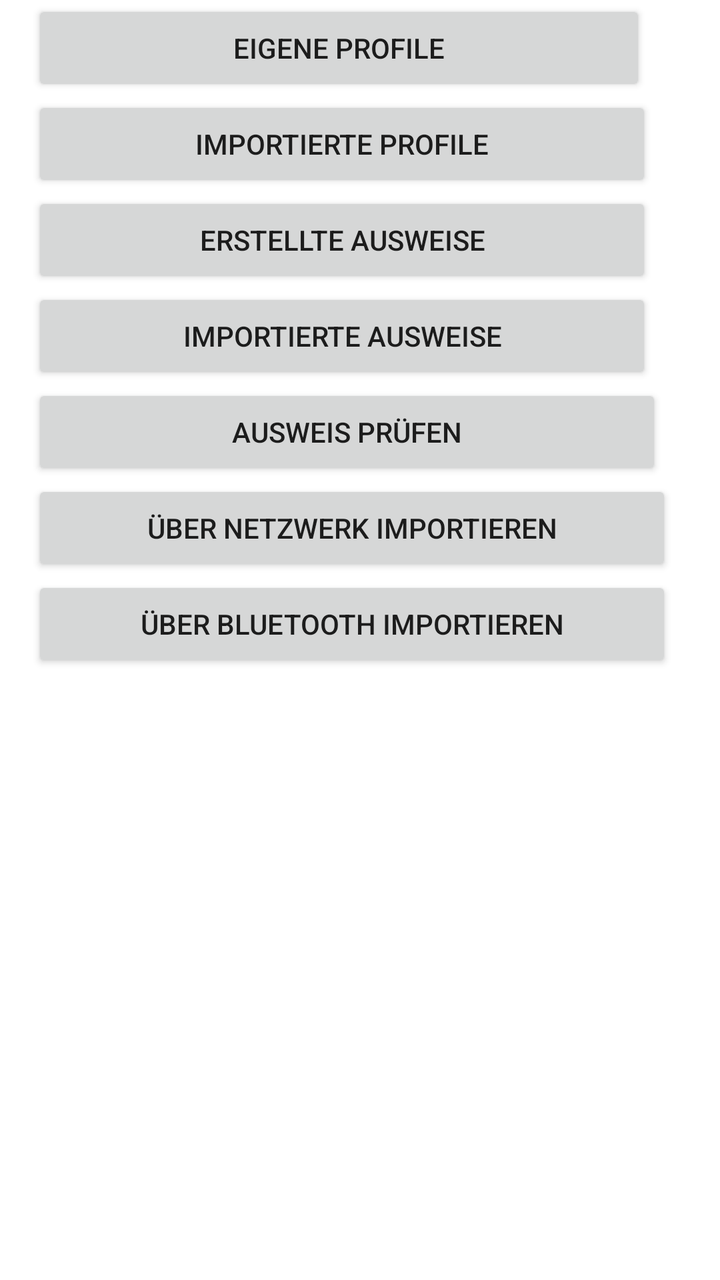
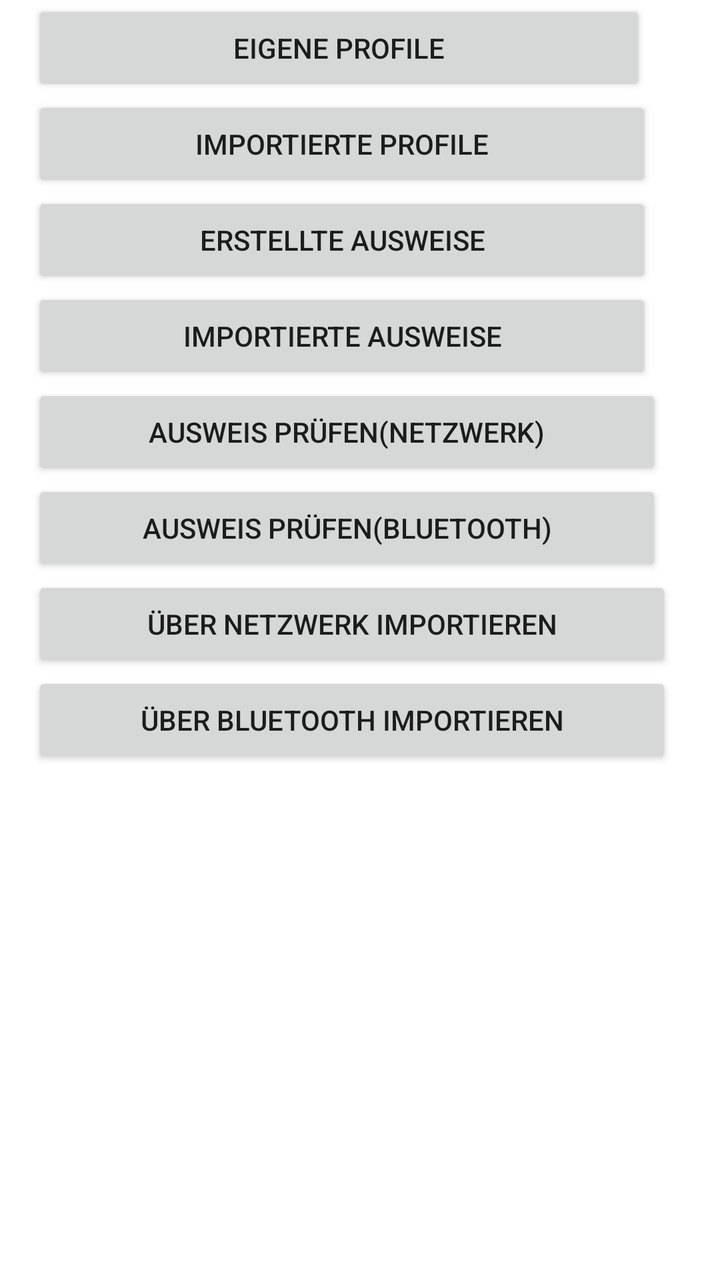

Compare the two renders of this Android layout. The source of the first and the diff that turns it into the second are given below.
<!-- AndroidManifest.xml: application theme Theme.PommesfanIdentAndroid -->
<!-- res/layout/activity_main_menu.xml -->
<?xml version="1.0" encoding="utf-8"?>
<LinearLayout
        xmlns:android="http://schemas.android.com/apk/res/android"
        xmlns:tools="http://schemas.android.com/tools"
        android:id="@+id/main"
        android:layout_width="wrap_content"
        android:layout_height="wrap_content"
        android:paddingLeft="16dp"
        android:paddingRight="16dp"
        android:orientation="vertical"
        tools:context=".MainMenu">
    <Button
            android:id="@+id/ownProfiles"
            android:layout_width="307dp"
            android:layout_height="wrap_content"
            android:text="@string/eigene_profile"/>
    <Button
            android:id="@+id/importedProfiles"
            android:layout_width="310dp"
            android:layout_height="wrap_content"
            android:text="@string/importierte_profile"/>
    <Button
            android:id="@+id/createdIDs"
            android:layout_width="310dp"
            android:layout_height="wrap_content"
            android:text="@string/erstellte_ausweise"/>
    <Button
            android:id="@+id/importedPersonalIDs"
            android:layout_width="310dp"
            android:layout_height="wrap_content"
            android:text="@string/importierte_ausweise"/>
    <Button
            android:id="@+id/checkPersonalID"
            android:layout_width="315dp"
            android:layout_height="wrap_content"
            android:text="@string/ausweis_pr_fen"/>
    <Button
            android:id="@+id/importFromNetwork"
            android:text="@string/ueber_netzwerk_importieren"
            android:layout_width="320dp"
            android:layout_height="wrap_content"/>
    <Button
            android:id="@+id/importFromBluetooth"
            android:text="@string/ber_bluetooth_importieren"
            android:layout_width="320dp"
            android:layout_height="wrap_content"/>

</LinearLayout>
<!-- resources referenced by this layout -->
<resources>
  <string name="ausweis_pr_fen">Ausweis prüfen</string>
  <string name="ber_bluetooth_importieren">Über Bluetooth importieren</string>
  <string name="eigene_profile">Eigene Profile</string>
  <string name="erstellte_ausweise">Erstellte Ausweise</string>
  <string name="importierte_ausweise">Importierte Ausweise</string>
  <string name="importierte_profile">Importierte Profile</string>
  <string name="ueber_netzwerk_importieren">Über Netzwerk importieren</string>
  <style name="Theme.PommesfanIdentAndroid" parent="Theme.MaterialComponents.DayNight.NoActionBar">
          
          <item name="colorPrimary">@color/purple_500</item>
          <item name="colorPrimaryVariant">@color/purple_700</item>
          <item name="colorOnPrimary">@color/white</item>
          
          <item name="colorSecondary">@color/teal_200</item>
          <item name="colorSecondaryVariant">@color/teal_700</item>
          <item name="colorOnSecondary">@color/black</item>
          
          <item name="android:statusBarColor">?attr/colorPrimaryVariant</item>
          
      </style>
  <color name="purple_500">#FF6200EE</color>
  <color name="purple_700">#FF3700B3</color>
  <color name="white">#FFFFFFFF</color>
  <color name="teal_200">#FF03DAC5</color>
  <color name="teal_700">#FF018786</color>
  <color name="black">#FF000000</color>
</resources>

<!-- the commit's change to res/layout/activity_main_menu.xml (unified diff, before → after) -->
@@ -30,10 +30,15 @@
             android:layout_height="wrap_content"
             android:text="@string/importierte_ausweise"/>
     <Button
-            android:id="@+id/checkPersonalID"
+            android:id="@+id/checkPersonalIDoverNetwork"
             android:layout_width="315dp"
             android:layout_height="wrap_content"
-            android:text="@string/ausweis_pr_fen"/>
+            android:text="@string/ausweis_pr_fen_netzwerk"/>
+    <Button
+            android:id="@+id/checkPersonalIDoverBluetooth"
+            android:layout_width="315dp"
+            android:layout_height="wrap_content"
+            android:text="@string/ausweis_pr_fen_bluetooth"/>
     <Button
             android:id="@+id/importFromNetwork"
             android:text="@string/ueber_netzwerk_importieren"
<!-- resource entries referenced after the edit -->
@@ -1,6 +1,7 @@
 <!-- resources referenced by this layout -->
 <resources>
-  <string name="ausweis_pr_fen">Ausweis prüfen</string>
+  <string name="ausweis_pr_fen_bluetooth">Ausweis prüfen(Bluetooth)</string>
+  <string name="ausweis_pr_fen_netzwerk">Ausweis prüfen(Netzwerk)</string>
   <string name="ber_bluetooth_importieren">Über Bluetooth importieren</string>
   <string name="eigene_profile">Eigene Profile</string>
   <string name="erstellte_ausweise">Erstellte Ausweise</string>
